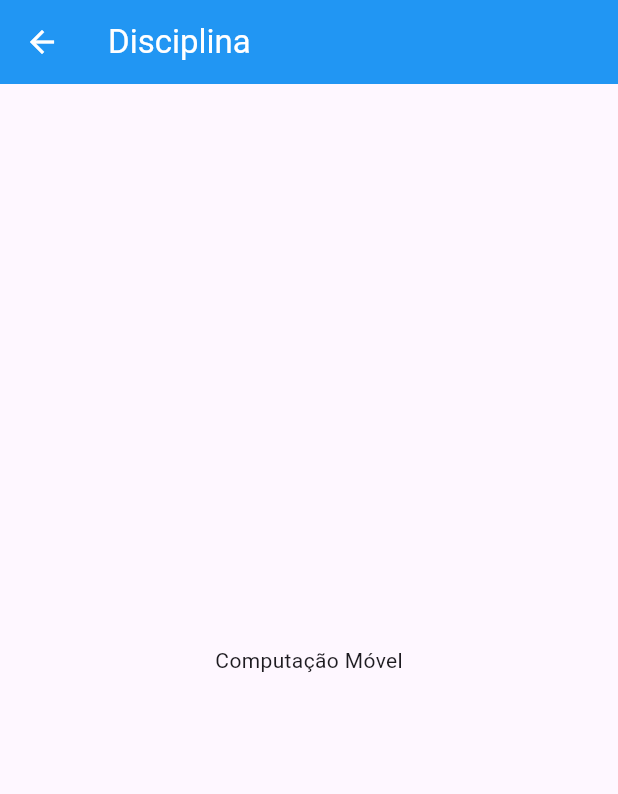
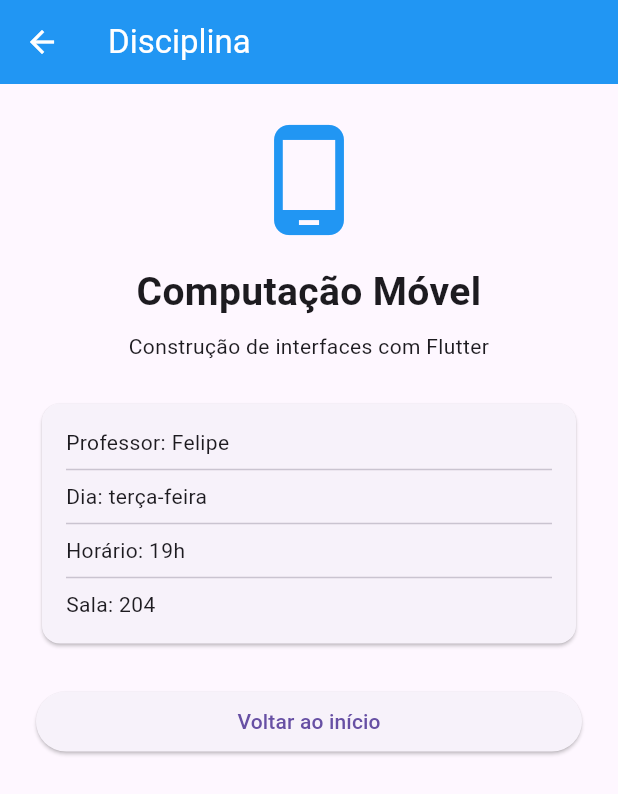
Before and after one commit to Pablo-Almeida345/meu_campus-, a Flutter app: the TelaDisciplina screen opened directly, on a phone screen of 412 x 824 dp. Shown: the top 794 px of the screen. Run offline on Flutter 3.47's test engine with Material 3 defaults, Android fonts, the phone set to English and light mode, and no system bars.

Commit message:
Criação do arquivo aviso_modal.dart

```diff
--- a/lib/tela_disciplina.dart
+++ b/lib/tela_disciplina.dart
@@ -11,9 +11,61 @@ class TelaDisciplina extends StatelessWidget {
         backgroundColor: Colors.blue,
         foregroundColor: Colors.white,
       ),
-      body: const Center(
-        child: Text('Computação Móvel'),
+      body: Padding(
+      padding: const EdgeInsets.all(24),
+      child: Column(
+        crossAxisAlignment: CrossAxisAlignment.stretch,
+        children: [
+          const Icon(
+            Icons.phone_android,
+            size: 80,
+            color: Colors.blue,
+          ),
+          const SizedBox(height: 16),
+          const Text(
+            'Computação Móvel',
+            textAlign: TextAlign.center,
+            style: TextStyle(
+              fontSize: 26,
+              fontWeight: FontWeight.bold,
+            ),
+          ),
+          const SizedBox(height: 8),
+          const Text(
+            'Construção de interfaces com Flutter',
+            textAlign: TextAlign.center,
+          ),
+
+          const SizedBox(height: 24),
+          const Card(
+            child: Padding(
+              padding: EdgeInsets.all(16),
+              child: Column(
+                crossAxisAlignment: CrossAxisAlignment.start,
+                children: [
+                  Text('Professor: Felipe'),
+                  Divider(),
+                  Text('Dia: terça-feira'),
+                  Divider(),
+                  Text('Horário: 19h'),
+                  Divider(),
+                  Text('Sala: 204'),
+                ],
+              ),
+            ),
+          ),
+
+          const SizedBox(height: 24),
+          ElevatedButton(
+            onPressed: () {
+              Navigator.pop(context);
+            },
+            child: const Text('Voltar ao início'),
+          ),
+
+        ],
       ),
+    ),
     );
   }
 }
```
Also changed, not shown: lib/aviso_modal.dart (added, +10 -0 lines), lib/main.dart (+20 -4 lines).
